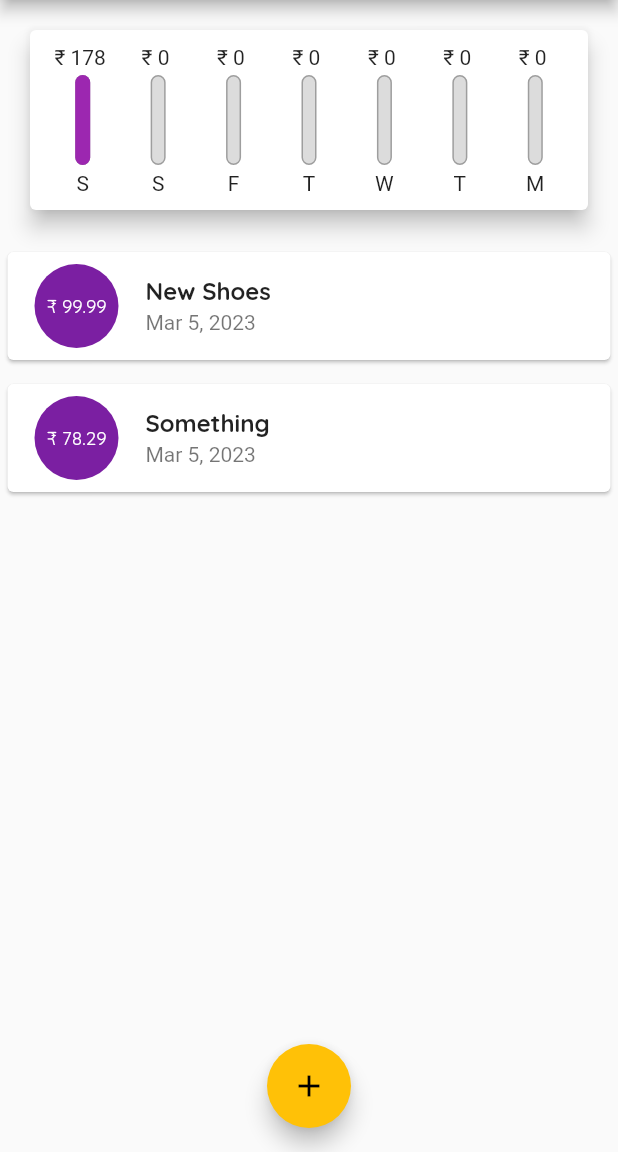
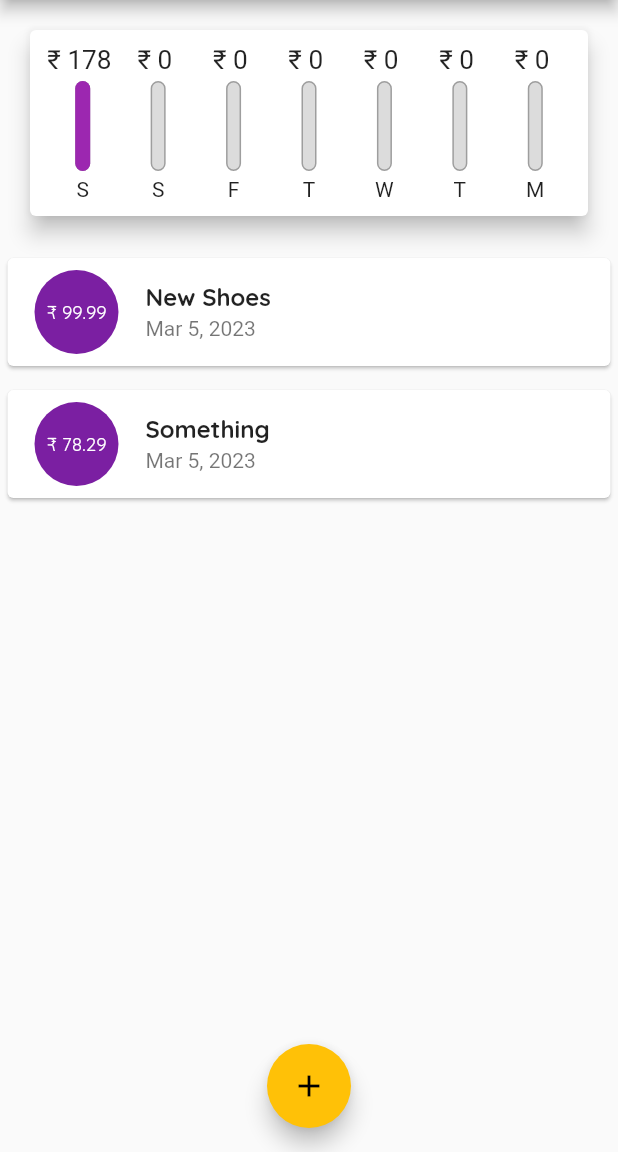
Before and after one commit to RugvedR/Expensio, a Flutter app: the screen it shows after launch, on a phone screen of 412 x 824 dp, the part 84-1236 px from its top. Run offline on Flutter 3.47's test engine with Material 2 defaults, Android fonts, the phone set to English and light mode, and no system bars.

Commit message:
charts updated a littl

```diff
--- a/lib/widgets/chart_bar.dart
+++ b/lib/widgets/chart_bar.dart
@@ -13,7 +13,9 @@ class ChartBar extends StatelessWidget {
   Widget build(BuildContext context) {
     return Column(
       children: [
-        FittedBox(child: Text('\u{20B9} ${spendingAmount.toStringAsFixed(0)} ')),
+        Container(
+          height: 20,
+          child: FittedBox(child: Text('\u{20B9} ${spendingAmount.toStringAsFixed(0)} '))),
         SizedBox(height: 4,),
         Container(
           height: 60,
```
